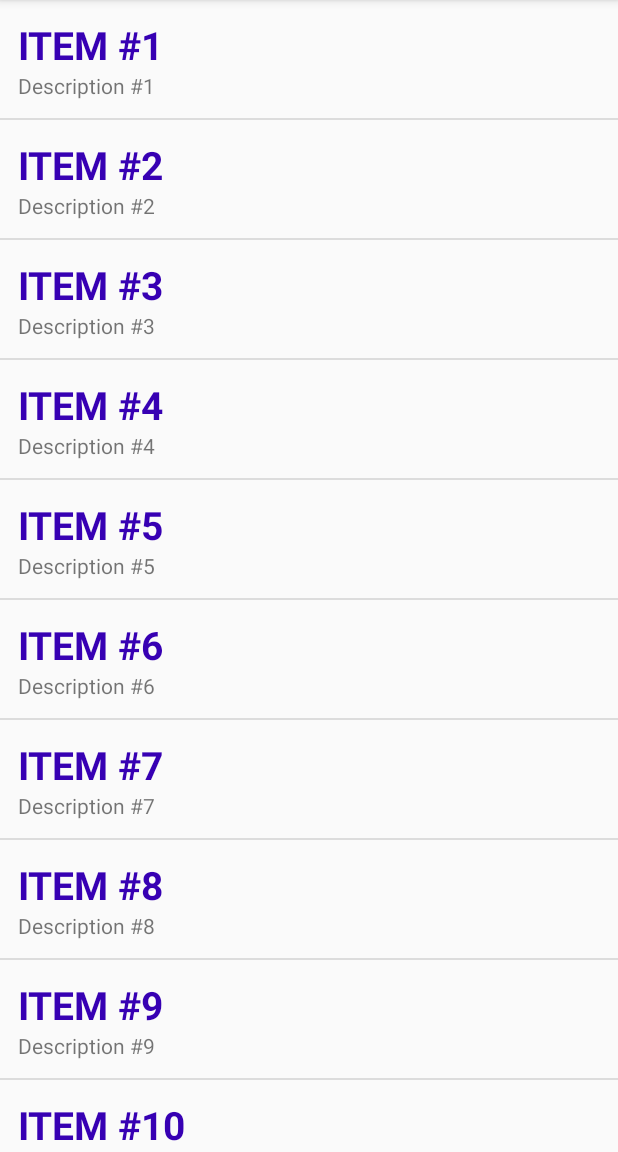
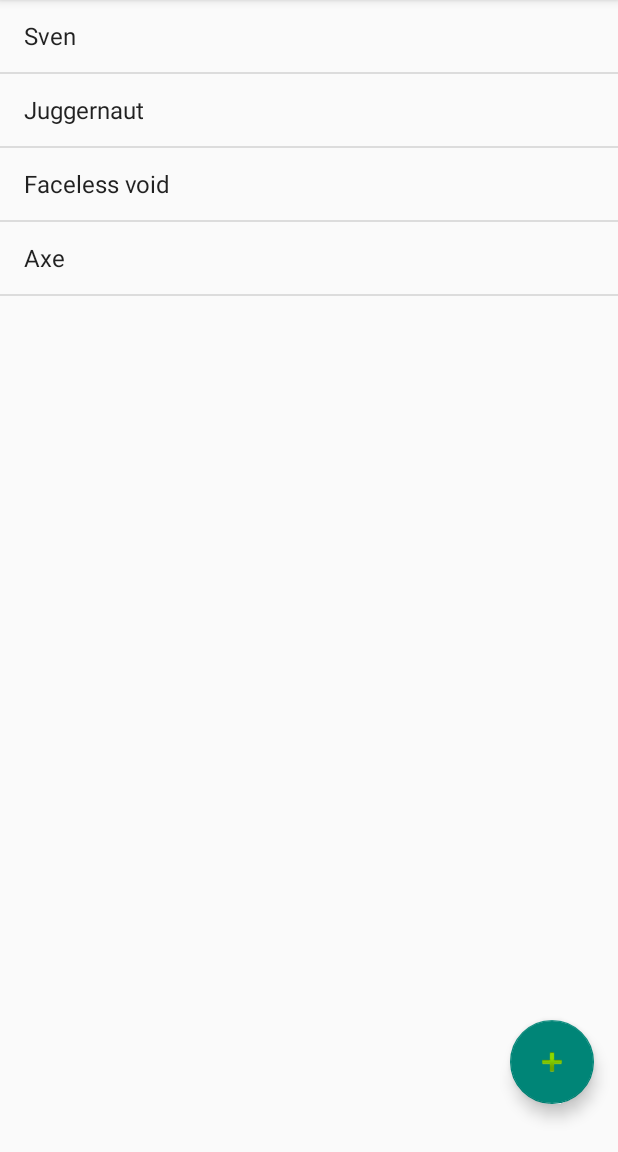
Before and after one commit to JonikBoltaev/AndroidLearn, an Android app: the screen it shows after launch (MainActivity), on a phone screen of 412 x 824 dp, the part 84-1236 px from its top. Run offline under Robolectric (Android 15) with nearby library versions, the phone set to English and light mode, and no system bars.

Commit message:
Array Adapter

```diff
--- a/app/src/main/java/ru/jonik/androidlearn/MainActivity.kt
+++ b/app/src/main/java/ru/jonik/androidlearn/MainActivity.kt
@@ -1,94 +1,99 @@
 package ru.jonik.androidlearn
 
+import android.content.DialogInterface
 import androidx.appcompat.app.AppCompatActivity
 import android.os.Bundle
-import android.widget.Adapter
 import android.widget.AdapterView
+import android.widget.ArrayAdapter
 import android.widget.SimpleAdapter
 import androidx.appcompat.app.AlertDialog
 import ru.jonik.androidlearn.databinding.ActivityMainBinding
+import ru.jonik.androidlearn.databinding.DialogAddCharacterBinding
+import java.util.*
 
 class MainActivity : AppCompatActivity() {
-    lateinit var binding: ActivityMainBinding
+
+    private lateinit var binding: ActivityMainBinding
+    private lateinit var adapter: ArrayAdapter<Character>
+
     override fun onCreate(savedInstanceState: Bundle?) {
         super.onCreate(savedInstanceState)
         binding = ActivityMainBinding.inflate(layoutInflater)
         setContentView(binding.root)
-        setupListViewWithSimpleGeneratedData()
+
+        setupListViewWithArrayAdapter()
+        binding.btnAdd.setOnClickListener { onAddPressed() }
+
     }
 
-    // Базовая генерация даты
-    private fun setupListViewWithSimpleGeneratedData() {
-        val data = (1..100).map {
-            mapOf(
-                KEY_TITLE to "Item #$it",
-                KEY_DESCRIPTION to "Description #$it"
-            )
-        }
-        // Инициализация адаптера
-        // SimpleAdapter - Требует данные определенной структуры данных (List с ключ-значение)
-        val adapter = SimpleAdapter( // Принимает 5 аргументов
+    private fun setupListViewWithArrayAdapter() {
+        val data = mutableListOf(
+            Character(id = UUID.randomUUID().toString(), name = "Sven"),
+            Character(id = UUID.randomUUID().toString(), name = "Juggernaut"),
+            Character(id = UUID.randomUUID().toString(), name = "Faceless void"),
+            Character(id = UUID.randomUUID().toString(), name = "Axe")
+        )
+        adapter = ArrayAdapter(
             this,
-            data, // Передаем данные
-            //TODO
-            R.layout.item_custom, // Кастомный макет
-            arrayOf(
-                KEY_TITLE,
-                KEY_DESCRIPTION
-            ), // Передаем KEY_TITLE на text1 и так же для след элемента
-            intArrayOf(R.id.tv_title, R.id.tv_description)
+            android.R.layout.simple_list_item_1,
+            android.R.id.text1,
+            data
         )
-        // Вызов свойства adapter и присваиваем созданный адаптер
+
         binding.listView.adapter = adapter
 
-        binding.listView.onItemClickListener =
-            AdapterView.OnItemClickListener { parent, view, position, id ->
-                val selectedItemTitle = data[position][KEY_TITLE]
-                val selectedItemDescription = data[position][KEY_DESCRIPTION]
-
-                val dialog = AlertDialog.Builder(this)
-                    .setTitle(selectedItemTitle)
-                    .setMessage(getString(R.string.item_selected_message, selectedItemDescription))
-                    .setPositiveButton("Ok") { dialog, which -> }
-                    .create()
-                dialog.show()
+        binding.listView.setOnItemClickListener { parent, view, position, id ->
+            adapter.getItem(position)?.let {
+                deleteCharacter(it)
             }
+        }
     }
 
-    companion object {
-        @JvmStatic
-        val KEY_TITLE = "title"
 
-        @JvmStatic
-        val KEY_DESCRIPTION = "description"
+    private fun onAddPressed() {
+        val dialogBinding = DialogAddCharacterBinding.inflate(layoutInflater)
+        val dialog = AlertDialog.Builder(this)
+            .setTitle("Create character")
+            .setView(dialogBinding.root)
+            .setPositiveButton("Add") { d, which ->
+                val name = dialogBinding.edCharacterName.text.toString()
+                if (name.isNotBlank()) {
+                    createCharacter(name)
+                }
+            }
+            .create()
+        dialog.show()
+    }
+
+    private fun createCharacter(name: String) {
+        val character = Character(
+            id = UUID.randomUUID().toString(),
+            name = name
+        )
+        adapter.add(character)
+    }
+
+    private fun deleteCharacter(character: Character) {
+        val listener = DialogInterface.OnClickListener { dialog, which ->
+            if (which == DialogInterface.BUTTON_POSITIVE) {
+                adapter.remove(character)
+            }
+        }
+        val dialog = AlertDialog.Builder(this)
+            .setTitle("Delete character")
+            .setMessage("Delete the character: $character")
+            .setPositiveButton("Delete", listener)
+            .setNegativeButton("Cancel", listener)
+            .create()
+        dialog.show()
+    }
+
+    class Character(
+        val id: String,
+        val name: String
+    ) {
+        override fun toString(): String {
+            return name
+        }
     }
 }
-
-//    private fun setupListView() {
-
-//        // Создание данных для адаптера
-//        val data: List<Map<String, String>> = listOf(
-//            mapOf(
-//                KEY_TITLE to "1 title",
-//                KEY_DESCRIPTION to "1 description"
-//            ),
-//            mapOf(
-//                KEY_TITLE to "2 title",
-//                KEY_DESCRIPTION to "2 description"
-//            ),
-//            mapOf(
-//                KEY_TITLE to "3 title",
-//                KEY_DESCRIPTION to "3 description"
-//            )
-//        )
-//        // Инициализация адаптера
-//        // SimpleAdapter - Требует данные определенной структуры данных (List с ключ-значение)
-//        val adapter = SimpleAdapter( // Принимает 5 аргументов
-//            this,
-//            data, // Передаем данные
-//            android.R.layout.simple_list_item_2, // Стандартный макетный файл для вывода каждого элемента списка. Состоит из 2-х вертикальных textView
-//            arrayOf(KEY_TITLE, KEY_DESCRIPTION), // Передаем KEY_TITLE на text1 и так же для след элемента
-//            intArrayOf(android.R.id.text1, android.R.id.text2)
-//        )
-//        // Вызов свойства adapter и присваиваем созданный адаптер
-//        binding.listView.adapter = adapter
--- a/app/src/main/res/layout/activity_main.xml
+++ b/app/src/main/res/layout/activity_main.xml
@@ -1,8 +1,30 @@
 <?xml version="1.0" encoding="utf-8"?>
-<ListView xmlns:android="http://schemas.android.com/apk/res/android"
+<androidx.constraintlayout.widget.ConstraintLayout
+    xmlns:android="http://schemas.android.com/apk/res/android"
     xmlns:app="http://schemas.android.com/apk/res-auto"
     xmlns:tools="http://schemas.android.com/tools"
-    android:id="@+id/listView"
     android:layout_width="match_parent"
-    android:layout_height="match_parent"
-    tools:context=".MainActivity" />
+    android:layout_height="match_parent">
+
+    <ListView
+        android:id="@+id/listView"
+        android:layout_width="0dp"
+        android:layout_height="0dp"
+        app:layout_constraintBottom_toBottomOf="parent"
+        app:layout_constraintEnd_toEndOf="parent"
+        app:layout_constraintStart_toStartOf="parent"
+        app:layout_constraintTop_toTopOf="parent" />
+
+    <com.google.android.material.floatingactionbutton.FloatingActionButton
+        android:id="@+id/btn_add"
+        android:layout_width="wrap_content"
+        android:layout_height="wrap_content"
+        android:layout_marginEnd="16dp"
+        android:layout_marginBottom="32dp"
+        android:clickable="true"
+        android:contentDescription="@string/add"
+        app:layout_constraintBottom_toBottomOf="parent"
+        app:layout_constraintEnd_toEndOf="parent"
+        app:srcCompat="@android:drawable/ic_input_add"
+        android:focusable="true" />
+</androidx.constraintlayout.widget.ConstraintLayout>
--- a/app/src/main/res/values/strings.xml
+++ b/app/src/main/res/values/strings.xml
@@ -3,4 +3,6 @@
     <string name="item_selected_message">You have selected the item: %1$s</string>
     <string name="description">Description</string>
     <string name="title">Title</string>
+    <string name="add">Add</string>
+    <string name="character_name">Character name</string>
 </resources>
```
Also changed, not shown: app/src/main/res/layout/dialog_add_character.xml (added, +21 -0 lines).
